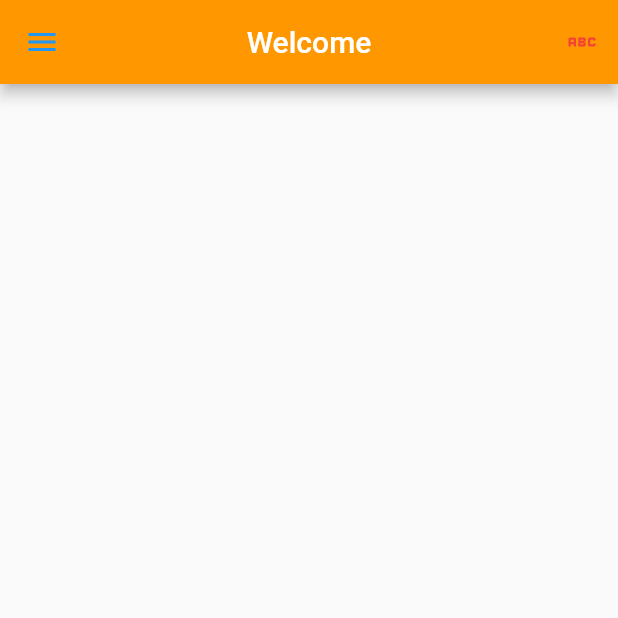
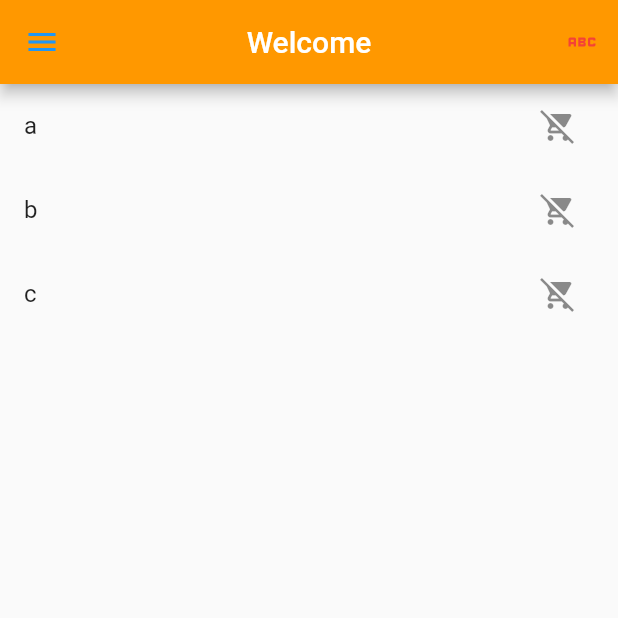
Before and after one commit to Devcoder980/PracticeFlutter, a Flutter app: the screen it shows after launch, after a tap on the "abc" icon, on a phone screen of 412 x 824 dp, the top half of it. Run offline on Flutter 3.47's test engine with Material 2 defaults, Android fonts, the phone set to English and light mode, and no system bars; missing offline and left inert: dart:ffi.

```diff
--- a/lib/main.dart
+++ b/lib/main.dart
@@ -1,11 +1,15 @@
+import 'dart:ffi';
+import './screens/NewScreen.dart';
 import 'package:flutter/material.dart';
 
 void main() {
-  runApp(const MyHome());
+  runApp(MyHome());
 }
 
 class MyHome extends StatelessWidget {
-  const MyHome({Key? key}) : super(key: key);
+  final List<String> items = ["a", "b", "c"];
+
+  MyHome({Key? key}) : super(key: key);
 
   @override
   Widget build(BuildContext context) {
@@ -17,22 +21,38 @@ class MyHome extends StatelessWidget {
             title: Text("Welcome"),
             centerTitle: true,
             backgroundColor: Colors.orange,
-            leading: const Icon(
-              Icons.menu,
-              color: Colors.blue,
-              ),
+            leading: IconButton(
+              icon: const Icon(Icons.menu, color: Colors.blue),
+              onPressed: () => {print("Icon button clicked")},
+            ),
 
             actions: <Widget>[
               IconButton(
                   onPressed: () {
                     print("Button Clicked");
                   },
-
-                  icon: Icon(
+                  icon: const Icon(
                     Icons.abc,
                     color: Colors.red,
                   )),
             ], // Set th]is to true to center the title
+          ),
+          body: ListView.builder(
+            itemCount: items.length,
+            itemBuilder: (context, index) {
+              return ListTile(
+                title: Text(items[index]),
+                trailing: IconButton(
+                  icon: const Icon(Icons.remove_shopping_cart),
+                  onPressed: () {
+                    Navigator.push(
+                      context,
+                      MaterialPageRoute(builder: (context) => NewScreen()),
+                    );
+                  },
+                ),
+              );
+            },
           ),
         ),
       ),
```
Also changed, not shown: lib/screens/NewScreen.dart (added, +17 -0 lines), 1 other file.
